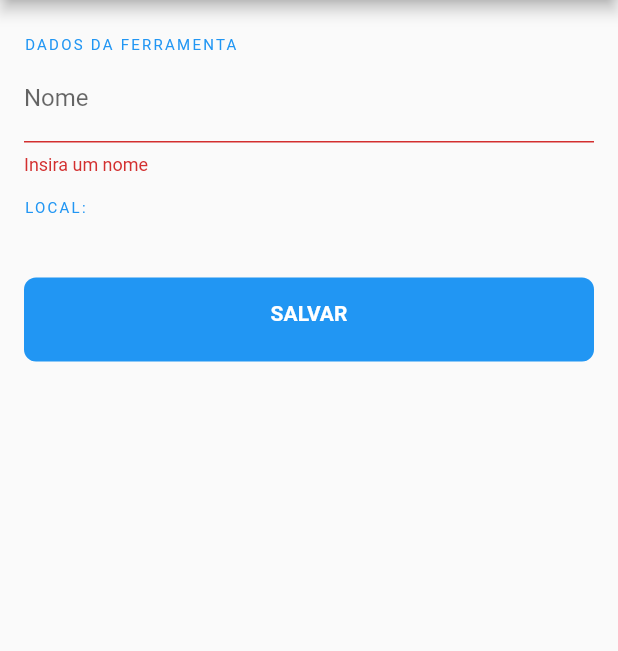
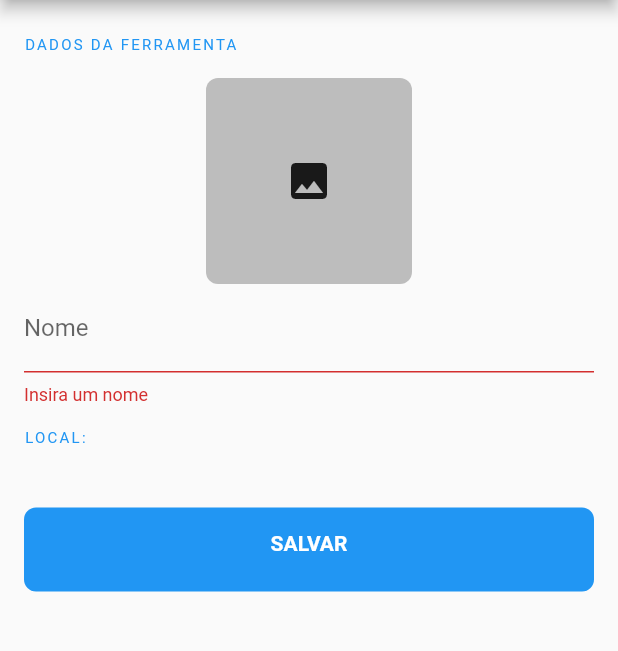
Before and after one commit to harimasora/emvial_inventario, a Flutter app: the AddToolScreen screen opened directly with empty values, after a tap on "SALVAR", on a phone screen of 412 x 824 dp, the part 84-735 px from its top. Run offline on Flutter 3.47's test engine with Material 2 defaults, Android fonts, the phone set to English and light mode, and no system bars; our stand-ins replace cloud_firestore, firebase_core, firebase_storage, flutter_riverpod, flutter_slidable, image_cropper and 1 more; missing offline and left inert: drag_and_drop_lists; accounts and stored records are empty.

Commit message:
feat(sotrage): Add image on create tool

```diff
--- a/lib/models/item.dart
+++ b/lib/models/item.dart
@@ -35,6 +35,6 @@ class Item {
 
   @override
   String toString() {
-    return 'id: $id, name: $name';
+    return 'id: $id';
   }
 }
--- a/lib/screens/add_tool.dart
+++ b/lib/screens/add_tool.dart
@@ -1,7 +1,9 @@
 import 'package:emival_inventario/models/item.dart';
 import 'package:emival_inventario/models/place.dart';
+import 'package:emival_inventario/models/place_item.dart';
 import 'package:emival_inventario/services/db_service.dart';
 import 'package:emival_inventario/widgets/save_indicator_button.dart';
+import 'package:emival_inventario/widgets/tool_image.dart';
 import 'package:flutter_riverpod/flutter_riverpod.dart';
 import 'package:flutter/material.dart';
 
@@ -40,6 +42,7 @@ class _AddToolFormState extends State<AddToolForm> {
 
   String name;
   Place place;
+  PlaceItem placeItem;
 
   bool _isLoading = false;
   AutovalidateMode _autoValidate = AutovalidateMode.disabled;
@@ -50,7 +53,9 @@ class _AddToolFormState extends State<AddToolForm> {
   @override
   void initState() {
     super.initState();
+    final db = context.read(databaseProvider);
     place = widget.place;
+    placeItem = PlaceItem(place: widget.place, item: Item(id: db.randomDocumentId, imageUrl: ''));
   }
 
   @override
@@ -66,6 +71,18 @@ class _AddToolFormState extends State<AddToolForm> {
           crossAxisAlignment: CrossAxisAlignment.stretch,
           children: <Widget>[
             Text('DADOS DA FERRAMENTA', style: overtextStyle),
+            const SizedBox(height: 16),
+            Center(
+              child: ToolImage(
+                placeItem: placeItem,
+                onDelete: _deleteImage,
+                onUploadComplete: (downloadUrl) {
+                  setState(() {
+                    placeItem = PlaceItem(place: placeItem.place, item: placeItem.item.copyWith(imageUrl: downloadUrl));
+                  });
+                },
+              ),
+            ),
             TextFormField(
               decoration: const InputDecoration(
                 labelText: 'Nome',
@@ -107,8 +124,9 @@ class _AddToolFormState extends State<AddToolForm> {
       try {
         startLoading();
         final db = context.read(databaseProvider);
-        final placeToSave = Place(id: place.id, name: place.name, items: place.items)
-          ..items.add(Item(id: db.randomDocumentId, name: name));
+        final placeToSave = Place(id: place.id, name: place.name, items: place.items);
+        placeToSave.items.removeWhere((item) => item.id == placeItem.item.id);
+        placeToSave.items.add(placeItem.item.copyWith(name: name));
         await db.savePlace(placeToSave);
         Navigator.of(context).pop();
       } on Exception catch (e) {
@@ -120,4 +138,12 @@ class _AddToolFormState extends State<AddToolForm> {
       setState(() => _autoValidate = AutovalidateMode.always);
     }
   }
+
+  void _deleteImage() {
+    final db = context.read(databaseProvider);
+    db.deleteImage(PlaceItem(place: widget.place, item: placeItem.item));
+    setState(() {
+      placeItem = PlaceItem(place: placeItem.place, item: placeItem.item.copyWith(imageUrl: ''));
+    });
+  }
 }
```
